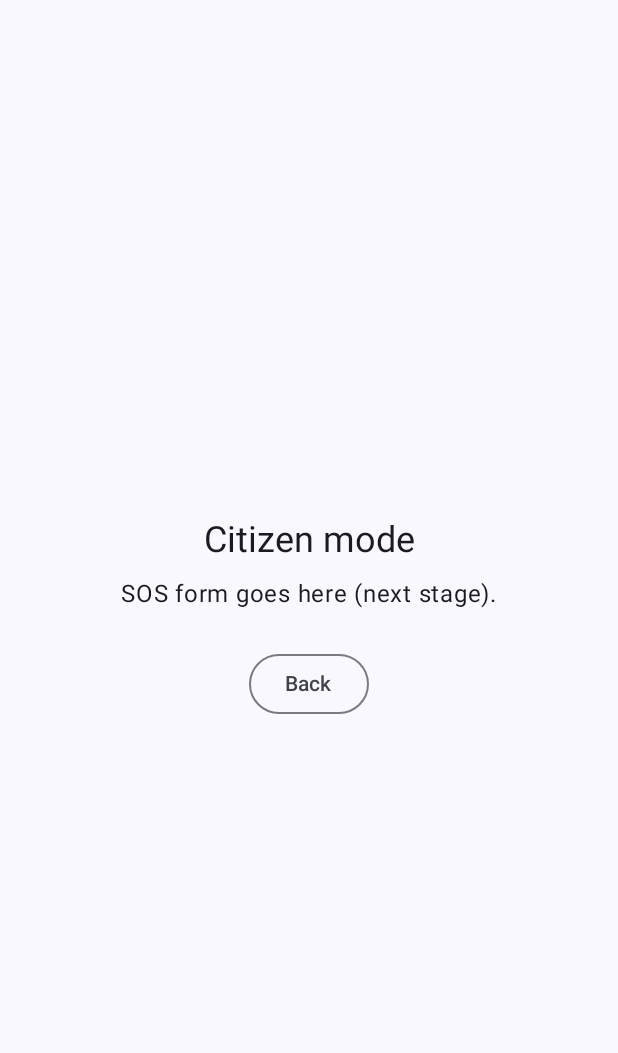
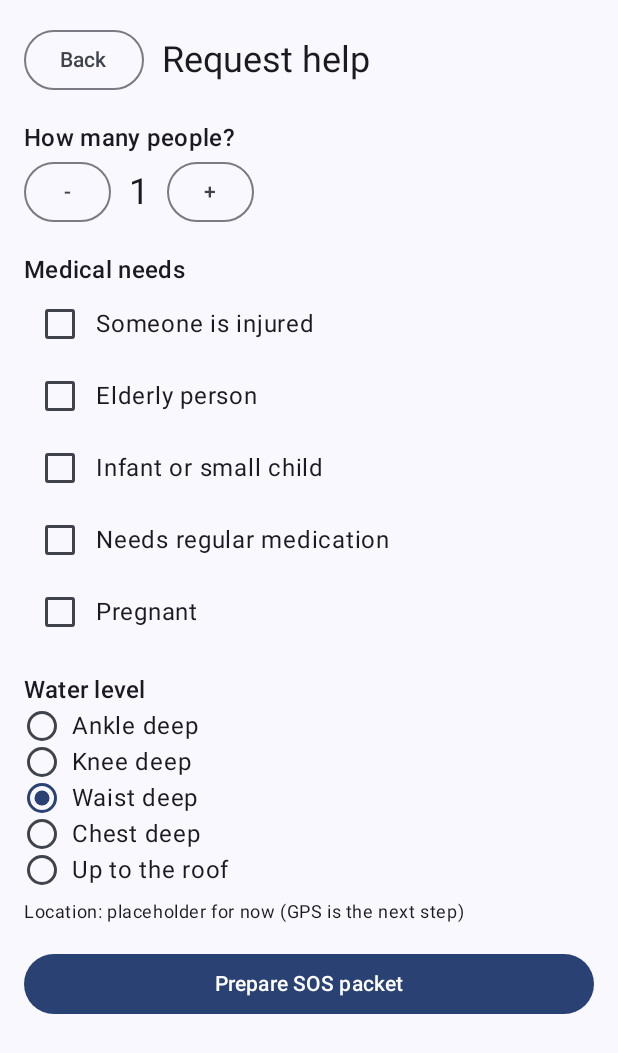
Before and after one commit to alanfrancis765/ResQEdgeLite, an Android app built with Jetpack Compose: the screen it shows after launch (MainActivity), after a tap on "I need help (Citizen)", on a phone screen of 412 x 824 dp. Shown: the top 1053 px of the screen. Run offline under Robolectric (Android 15) with nearby library versions, the light colour scheme and no system bars.

Commit message:
Add citizen SOS form and packet builder with tests

```diff
--- a/android/app/src/main/java/com/resqedge/lite/MainActivity.kt
+++ b/android/app/src/main/java/com/resqedge/lite/MainActivity.kt
@@ -26,6 +26,7 @@ import androidx.compose.runtime.setValue
 import androidx.compose.ui.Alignment
 import androidx.compose.ui.Modifier
 import androidx.compose.ui.unit.dp
+import com.resqedge.lite.ui.capture.CitizenScreen
 import com.resqedge.lite.ui.responder.ResponderScreen
 import com.resqedge.lite.ui.theme.ResQEdgeLiteTheme
 
@@ -48,9 +49,7 @@ class MainActivity : ComponentActivity() {
                                 onCitizen = { screen = Screen.CITIZEN },
                                 onResponder = { screen = Screen.RESPONDER }
                             )
-                            Screen.CITIZEN -> PlaceholderScreen(
-                                title = "Citizen mode",
-                                note = "SOS form goes here (next stage).",
+                            Screen.CITIZEN -> CitizenScreen(
                                 onBack = { screen = Screen.HOME }
                             )
                             Screen.RESPONDER -> ResponderScreen(
--- /dev/null
+++ b/android/app/src/main/java/com/resqedge/lite/ui/capture/CitizenScreen.kt
@@ -0,0 +1,139 @@
+package com.resqedge.lite.ui.capture
+
+import androidx.compose.foundation.layout.*
+import androidx.compose.foundation.rememberScrollState
+import androidx.compose.foundation.selection.selectable
+import androidx.compose.foundation.verticalScroll
+import androidx.compose.material3.*
+import androidx.compose.runtime.*
+import androidx.compose.ui.Alignment
+import androidx.compose.ui.Modifier
+import androidx.compose.ui.semantics.Role
+import androidx.compose.ui.text.font.FontFamily
+import androidx.compose.ui.unit.dp
+import androidx.compose.ui.unit.sp
+import com.resqedge.lite.model.PacketBuilder
+import com.resqedge.lite.model.SosPacket
+import kotlin.random.Random
+
+private val medicalOptions = listOf(
+    "Someone is injured" to SosPacket.FLAG_INJURED,
+    "Elderly person" to SosPacket.FLAG_ELDERLY,
+    "Infant or small child" to SosPacket.FLAG_INFANT,
+    "Needs regular medication" to SosPacket.FLAG_MEDICATION,
+    "Pregnant" to SosPacket.FLAG_PREGNANT
+)
+private val waterOptions = listOf(
+    "Ankle deep", "Knee deep", "Waist deep", "Chest deep", "Up to the roof"
+)
+
+// Placeholder until GPS is added in the next step.
+private const val PLACEHOLDER_LAT = 10.0159f
+private const val PLACEHOLDER_LON = 76.3419f
+
+@Composable
+fun CitizenScreen(onBack: () -> Unit) {
+    var headcount by remember { mutableStateOf(1) }
+    var flags by remember { mutableStateOf(0) }
+    var water by remember { mutableStateOf(2) }
+    var packet by remember { mutableStateOf<SosPacket?>(null) }
+    val senderId = remember { Random.nextInt(0, Int.MAX_VALUE) } // persisted per install later
+
+    Column(
+        modifier = Modifier
+            .fillMaxSize()
+            .verticalScroll(rememberScrollState())
+            .padding(16.dp)
+    ) {
+        Row(verticalAlignment = Alignment.CenterVertically) {
+            OutlinedButton(onClick = onBack) { Text("Back") }
+            Spacer(Modifier.width(12.dp))
+            Text("Request help", style = MaterialTheme.typography.headlineSmall)
+        }
+
+        Spacer(Modifier.height(16.dp))
+        Text("How many people?", style = MaterialTheme.typography.titleMedium)
+        Row(verticalAlignment = Alignment.CenterVertically) {
+            OutlinedButton(onClick = { if (headcount > 1) headcount-- }) { Text("-") }
+            Text("  $headcount  ", style = MaterialTheme.typography.headlineSmall)
+            OutlinedButton(onClick = { if (headcount < 99) headcount++ }) { Text("+") }
+        }
+
+        Spacer(Modifier.height(16.dp))
+        Text("Medical needs", style = MaterialTheme.typography.titleMedium)
+        medicalOptions.forEach { (label, bit) ->
+            Row(verticalAlignment = Alignment.CenterVertically) {
+                Checkbox(
+                    checked = (flags and bit) != 0,
+                    onCheckedChange = { flags = flags xor bit }
+                )
+                Text(label)
+            }
+        }
+
+        Spacer(Modifier.height(16.dp))
+        Text("Water level", style = MaterialTheme.typography.titleMedium)
+        waterOptions.forEachIndexed { index, label ->
+            Row(
+                modifier = Modifier
+                    .fillMaxWidth()
+                    .selectable(
+                        selected = water == index,
+                        onClick = { water = index },
+                        role = Role.RadioButton
+                    ),
+                verticalAlignment = Alignment.CenterVertically
+            ) {
+                RadioButton(selected = water == index, onClick = null)
+                Text(label, modifier = Modifier.padding(start = 8.dp))
+            }
+        }
+
+        Spacer(Modifier.height(8.dp))
+        Text(
+            "Location: placeholder for now (GPS is the next step)",
+            style = MaterialTheme.typography.bodySmall
+        )
+
+        Spacer(Modifier.height(16.dp))
+        Button(
+            onClick = {
+                packet = PacketBuilder.build(
+                    headcount = headcount,
+                    medicalFlags = flags,
+                    waterLevel = water,
+                    lat = PLACEHOLDER_LAT,
+                    lon = PLACEHOLDER_LON,
+                    accuracyM = 0,
+                    senderId = senderId
+                )
+            },
+            modifier = Modifier.fillMaxWidth()
+        ) { Text("Prepare SOS packet") }
+
+        packet?.let { p ->
+            val bytes = p.toBytes()
+            Spacer(Modifier.height(16.dp))
+            Card(modifier = Modifier.fillMaxWidth()) {
+                Column(modifier = Modifier.padding(12.dp)) {
+                    Text(
+                        "Packet ready: ${bytes.size} bytes",
+                        style = MaterialTheme.typography.titleMedium
+                    )
+                    Text("Urgency ${p.urgency}  |  ttl ${p.ttl}  |  hop ${p.hopCount}")
+                    Spacer(Modifier.height(8.dp))
+                    Text(
+                        bytes.joinToString(" ") { "%02X".format(it) },
+                        fontFamily = FontFamily.Monospace,
+                        fontSize = 12.sp
+                    )
+                    Spacer(Modifier.height(8.dp))
+                    Text(
+                        "Not sent yet. Storage and mesh sending come in later steps.",
+                        style = MaterialTheme.typography.bodySmall
+                    )
+                }
+            }
+        }
+    }
+}
```
Also changed, not shown: android/app/src/main/java/com/resqedge/lite/model/PacketBuilder.kt (added, +40 -0 lines), 4 other files.
